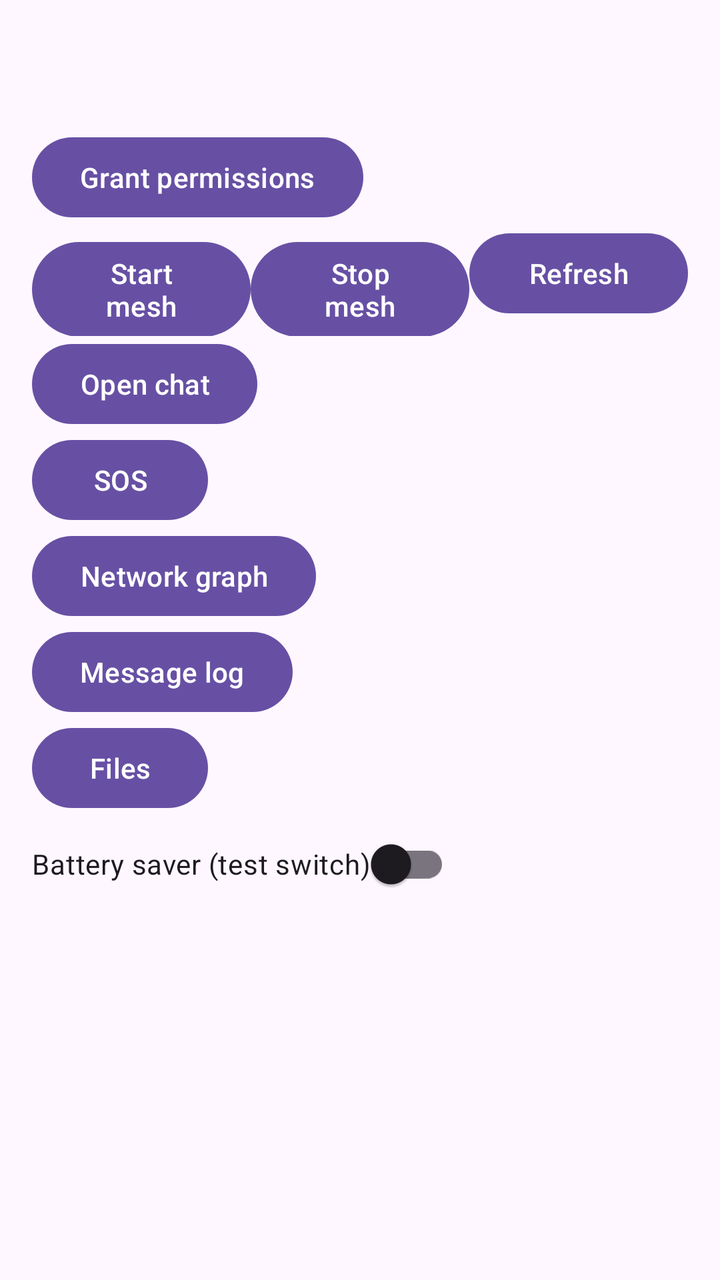
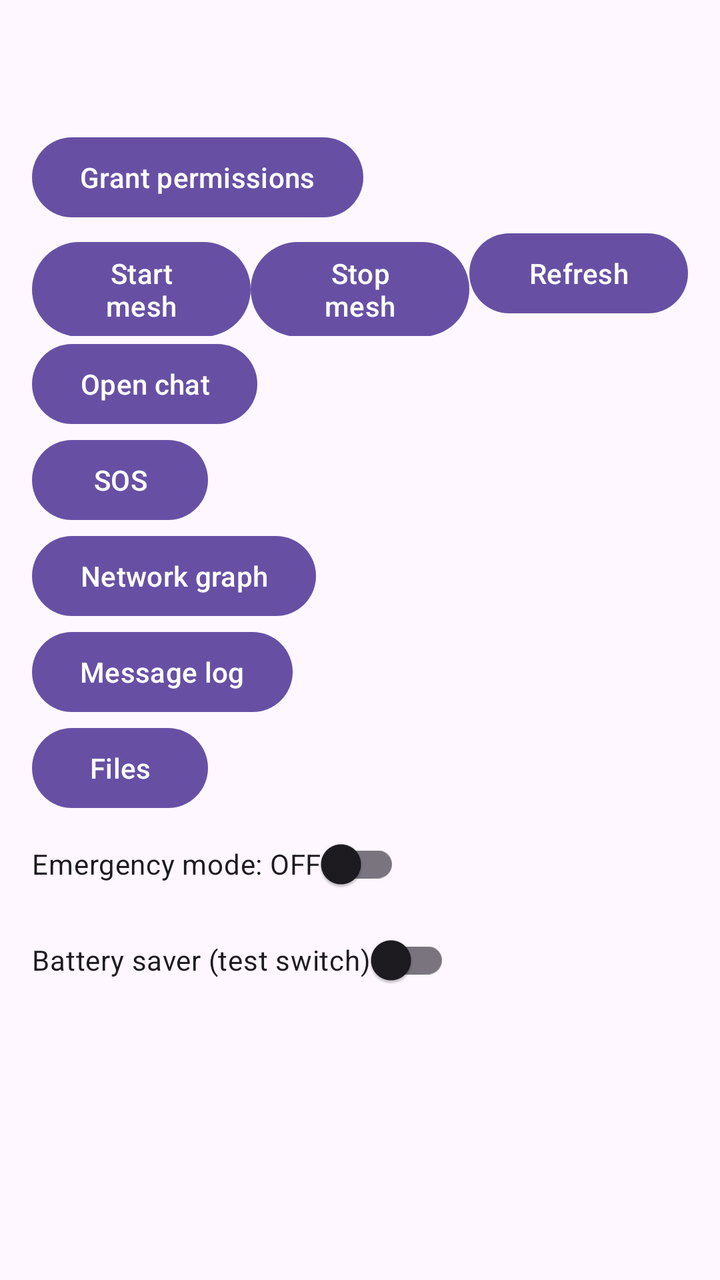

The first picture is an Android layout as it rendered before a commit; the second is the same layout after the commit. The layout source and the unified diff follow.
<!-- AndroidManifest.xml: application theme Theme.LifeLinkMesh -->
<!-- res/layout/activity_main.xml -->
<?xml version="1.0" encoding="utf-8"?>
<LinearLayout xmlns:android="http://schemas.android.com/apk/res/android"
    android:layout_width="match_parent"
    android:layout_height="match_parent"
    android:orientation="vertical"
    android:fitsSystemWindows="true"
    android:padding="16dp">

    <TextView
        android:id="@+id/txtDevice"
        android:layout_width="wrap_content"
        android:layout_height="wrap_content"
        android:textSize="18sp" />

    <TextView
        android:id="@+id/txtStatus"
        android:layout_width="wrap_content"
        android:layout_height="wrap_content"
        android:layout_marginTop="8dp"
        android:textSize="12sp" />

    <Button
        android:id="@+id/btnGrant"
        android:layout_width="wrap_content"
        android:layout_height="wrap_content"
        android:text="Grant permissions" />

    <LinearLayout
        android:layout_width="match_parent"
        android:layout_height="wrap_content"
        android:orientation="horizontal">

        <Button
            android:id="@+id/btnStart"
            android:layout_width="0dp"
            android:layout_height="wrap_content"
            android:layout_weight="1"
            android:text="Start mesh" />

        <Button
            android:id="@+id/btnStop"
            android:layout_width="0dp"
            android:layout_height="wrap_content"
            android:layout_weight="1"
            android:text="Stop mesh" />

        <Button
            android:id="@+id/btnRefresh"
            android:layout_width="0dp"
            android:layout_height="wrap_content"
            android:layout_weight="1"
            android:text="Refresh" />
    </LinearLayout>

    <Button
        android:id="@+id/btnOpenChat"
        android:layout_width="wrap_content"
        android:layout_height="wrap_content"
        android:text="Open chat" />

    <Button
        android:id="@+id/btnSos"
        android:layout_width="wrap_content"
        android:layout_height="wrap_content"
        android:text="SOS" />

    <Button
        android:id="@+id/btnGraph"
        android:layout_width="wrap_content"
        android:layout_height="wrap_content"
        android:text="Network graph" />

    <Button
        android:id="@+id/btnLog"
        android:layout_width="wrap_content"
        android:layout_height="wrap_content"
        android:text="Message log" />

    <Button
        android:id="@+id/btnFiles"
        android:layout_width="wrap_content"
        android:layout_height="wrap_content"
        android:text="Files" />

    <androidx.appcompat.widget.SwitchCompat
        android:id="@+id/switchSaver"
        android:layout_width="wrap_content"
        android:layout_height="wrap_content"
        android:text="Battery saver (test switch)" />

    <TextView
        android:id="@+id/txtLog"
        android:layout_width="match_parent"
        android:layout_height="wrap_content"
        android:layout_marginTop="8dp"
        android:textSize="12sp" />

    <androidx.recyclerview.widget.RecyclerView
        android:id="@+id/recyclerPeers"
        android:layout_width="match_parent"
        android:layout_height="0dp"
        android:layout_marginTop="8dp"
        android:layout_weight="1" />
</LinearLayout>
<!-- resources referenced by this layout -->
<resources>
  <style name="Theme.LifeLinkMesh" parent="Base.Theme.LifeLinkMesh" />
  <style name="Base.Theme.LifeLinkMesh" parent="Theme.Material3.DayNight.NoActionBar">
          
          
      </style>
</resources>

<!-- the commit's change to res/layout/activity_main.xml (unified diff, before → after) -->
@@ -83,6 +83,12 @@
         android:text="Files" />
 
     <androidx.appcompat.widget.SwitchCompat
+        android:id="@+id/switchEmergency"
+        android:layout_width="wrap_content"
+        android:layout_height="wrap_content"
+        android:text="Emergency mode: OFF" />
+
+    <androidx.appcompat.widget.SwitchCompat
         android:id="@+id/switchSaver"
         android:layout_width="wrap_content"
         android:layout_height="wrap_content"
